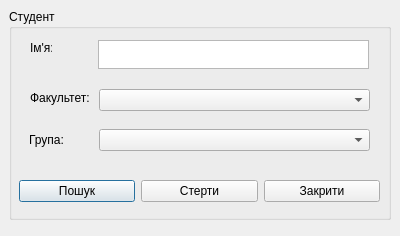
Before: the Qt Designer form findstudentdialog.ui in N45ING/CWDB, drawn with Qt 5.
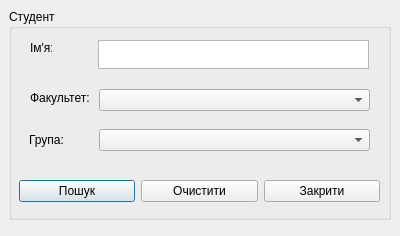
After: the same form once the commit is applied.

What changed in the file:
```diff
--- a/findstudentdialog.ui
+++ b/findstudentdialog.ui
@@ -94,7 +94,7 @@
      </rect>
     </property>
    </widget>
-   <widget class="QWidget" name="">
+   <widget class="QWidget" name="layoutWidget">
     <property name="geometry">
      <rect>
       <x>10</x>
@@ -114,7 +114,7 @@
      <item>
       <widget class="QPushButton" name="prevertButton">
        <property name="text">
-        <string>Стерти</string>
+        <string>Очистити</string>
        </property>
       </widget>
      </item>
```
